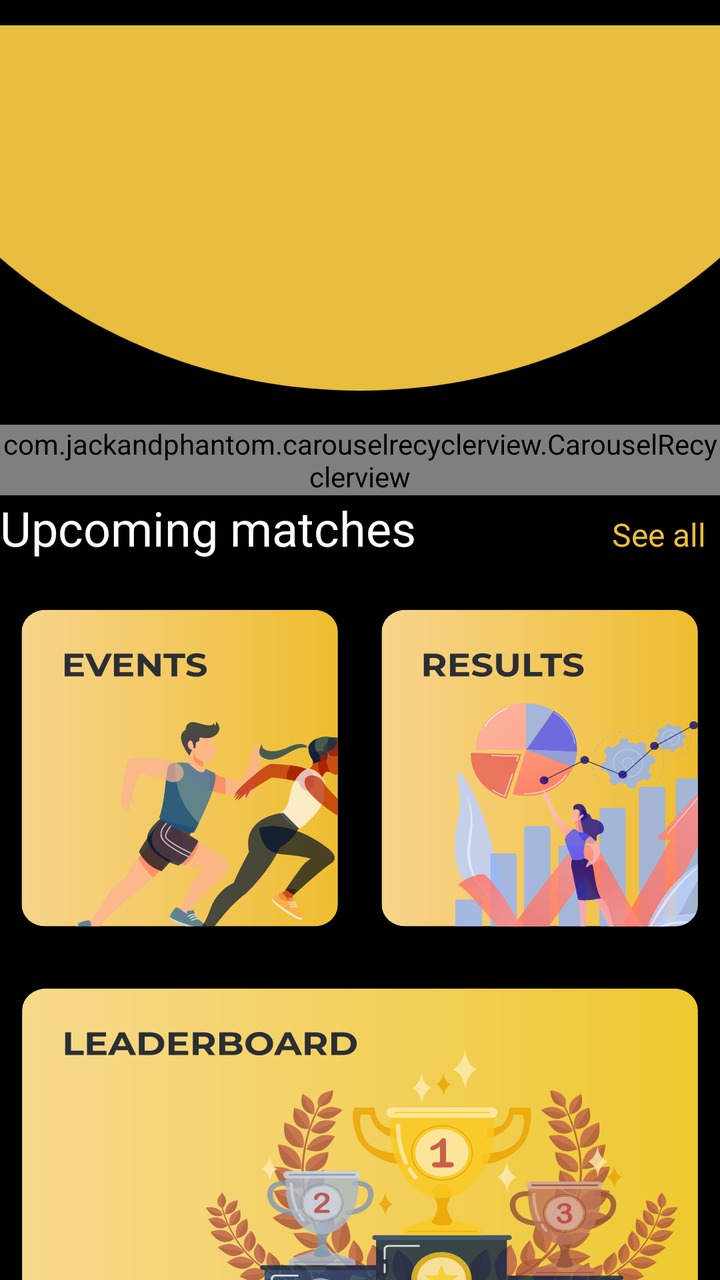
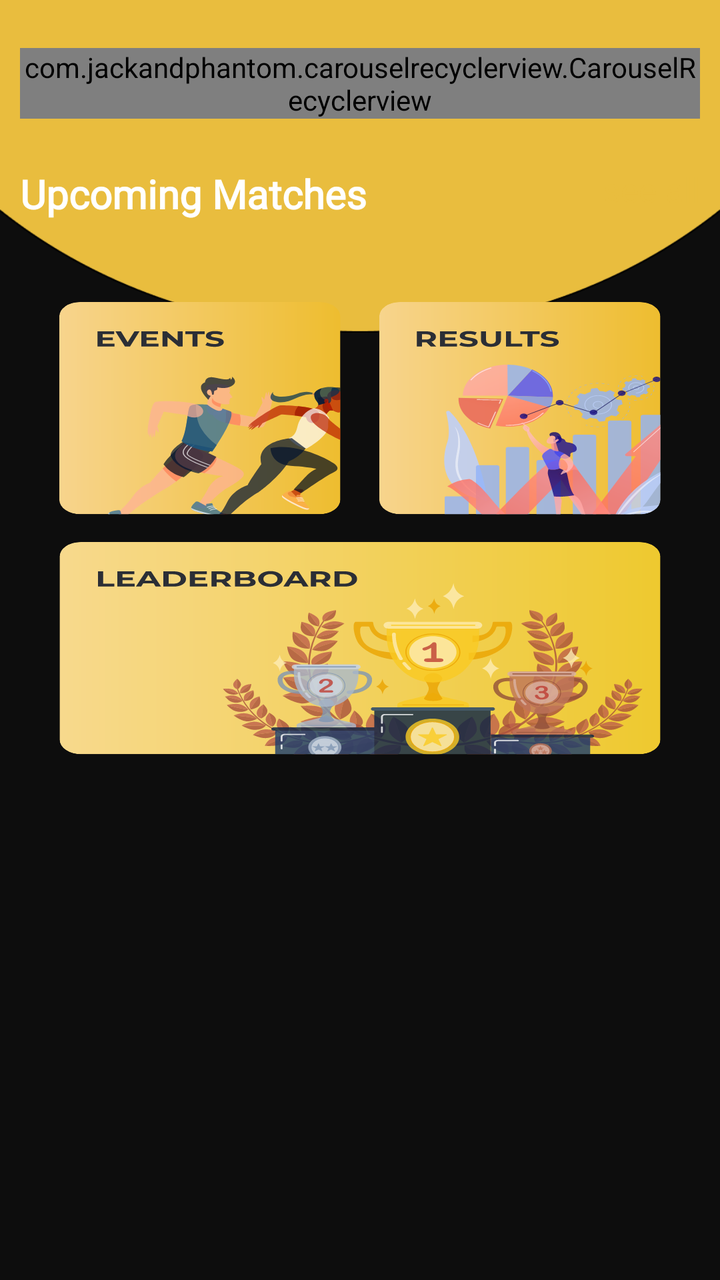

The first picture is an Android layout as it rendered before a commit; the second is the same layout after the commit. The layout source and the unified diff follow.
<!-- AndroidManifest.xml: application theme Theme.NavigationDrawer -->
<!-- res/layout/fragment_home.xml -->
<?xml version="1.0" encoding="utf-8"?>
<androidx.core.widget.NestedScrollView xmlns:android="http://schemas.android.com/apk/res/android"
    xmlns:app="http://schemas.android.com/apk/res-auto"
    xmlns:tools="http://schemas.android.com/tools"
    android:layout_width="match_parent"
    android:layout_height="match_parent"
    android:background="@color/black"
    tools:context=".Fragment.Home">

    <androidx.constraintlayout.widget.ConstraintLayout
        android:layout_width="match_parent"
        android:layout_height="wrap_content">

        <ImageView
            android:id="@+id/imageView11"
            android:layout_width="match_parent"
            android:layout_height="wrap_content"
            android:src="@drawable/ellipse_172__1_"
            app:layout_constraintEnd_toEndOf="parent"
            app:layout_constraintStart_toStartOf="parent"
            app:layout_constraintTop_toTopOf="parent" />

        <com.jackandphantom.carouselrecyclerview.CarouselRecyclerview
            android:id="@+id/live_match"
            android:layout_width="wrap_content"
            android:layout_height="wrap_content"
            android:layout_marginBottom="-40dp"
            app:layout_constraintBottom_toBottomOf="@+id/imageView11"
            app:layout_constraintEnd_toEndOf="parent"
            app:layout_constraintStart_toStartOf="parent" />

        <LinearLayout
            android:id="@+id/lay1"
            android:layout_width="match_parent"
            android:layout_height="wrap_content"
            android:orientation="horizontal"
            android:weightSum="1"
            app:layout_constraintEnd_toEndOf="parent"
            app:layout_constraintStart_toStartOf="parent"
            app:layout_constraintTop_toBottomOf="@id/live_match">

            <TextView
                android:layout_width="0dp"
                android:layout_height="wrap_content"
                android:layout_weight="0.85"
                android:text="Upcoming matches"
                android:textColor="@color/white"
                android:textSize="24sp"
                app:layout_constraintStart_toStartOf="parent"
                app:layout_constraintTop_toBottomOf="@id/live_match" />

            <TextView
                android:id="@+id/seeAllText"
                android:layout_width="0dp"
                android:layout_height="wrap_content"
                android:layout_weight="0.15"
                android:text="See all"
                android:textColor="#E9BD3E"
                android:textSize="16sp" />
        </LinearLayout>

        <androidx.recyclerview.widget.RecyclerView
            android:id="@+id/matchRV"
            android:layout_width="0dp"
            android:layout_height="wrap_content"
            android:orientation="horizontal"
            tools:listitem="@layout/layout_schedule"
            app:layout_constraintEnd_toEndOf="parent"
            app:layout_constraintStart_toStartOf="parent"
            app:layout_constraintTop_toBottomOf="@id/lay1" />

        <LinearLayout
            android:layout_width="0dp"
            android:layout_height="wrap_content"
            android:layout_marginTop="5dp"
            android:orientation="vertical"
            app:layout_constraintEnd_toEndOf="parent"
            app:layout_constraintStart_toStartOf="parent"
            app:layout_constraintTop_toBottomOf="@id/matchRV">

            <LinearLayout
                android:layout_width="match_parent"
                android:layout_height="wrap_content"
                android:orientation="horizontal"
                android:weightSum="1">

                <ImageView
                    android:id="@+id/events"
                    android:layout_width="0dp"
                    android:layout_height="wrap_content"
                    android:layout_weight="0.5"
                    android:src="@drawable/frame_289336_1" />

                <ImageView
                    android:id="@+id/results"
                    android:layout_width="0dp"
                    android:layout_height="wrap_content"
                    android:layout_weight="0.5"
                    android:src="@drawable/frame_289337_2x" />
            </LinearLayout>

            <ImageView
                android:id="@+id/leaderboard"
                android:layout_width="match_parent"
                android:layout_height="wrap_content"
                android:layout_marginTop="-10dp"
                android:src="@drawable/frame_289338" />
        </LinearLayout>
    </androidx.constraintlayout.widget.ConstraintLayout>
</androidx.core.widget.NestedScrollView>
<!-- res/layout/layout_schedule.xml (included above) -->
<?xml version="1.0" encoding="utf-8"?>
<androidx.constraintlayout.widget.ConstraintLayout xmlns:android="http://schemas.android.com/apk/res/android"
    xmlns:app="http://schemas.android.com/apk/res-auto"
    android:layout_width="match_parent"
    android:layout_height="wrap_content"
    android:layout_marginHorizontal="10dp"
    android:layout_marginVertical="10dp">

    <androidx.cardview.widget.CardView
        android:layout_width="0dp"
        android:layout_height="240dp"
        app:cardCornerRadius="15dp"
        app:cardElevation="5dp"
        app:cardBackgroundColor="#363636"
        app:layout_constraintEnd_toEndOf="parent"
        app:layout_constraintStart_toStartOf="parent"
        app:layout_constraintTop_toTopOf="parent">

        <LinearLayout
            android:layout_width="match_parent"
            android:layout_height="45dp"
            android:background="#FFD633"
            android:orientation="horizontal"
            android:padding="10dp"
            android:weightSum="1">

            <TextView
                android:id="@+id/matchName"
                android:layout_width="0dp"
                android:layout_height="wrap_content"
                android:layout_gravity="center_vertical"
                android:layout_weight="0.7"
                android:fontFamily="@font/poppins_semibold"
                android:text="Football match-1"
                android:textAllCaps="true"
                android:textColor="@color/black"
                android:textSize="20sp" />

            <com.airbnb.lottie.LottieAnimationView
                android:id="@+id/liveLottie"
                android:layout_width="0dp"
                android:layout_height="wrap_content"
                android:layout_gravity="center_vertical|end"
                android:layout_weight="0.3"
                android:visibility="invisible"
                app:lottie_autoPlay="true"
                app:lottie_loop="true"
                app:lottie_rawRes="@raw/live" />
        </LinearLayout>

        <LinearLayout
            android:layout_width="match_parent"
            android:layout_height="wrap_content"
            android:layout_marginTop="60dp"
            android:orientation="vertical">

            <TextView
                android:id="@+id/date"
                android:layout_width="match_parent"
                android:layout_height="wrap_content"
                android:fontFamily="@font/poppins_medium"
                android:gravity="center"
                android:text="4 Jan 2024"
                android:textColor="#959595"
                android:textSize="16sp" />

            <TextView
                android:id="@+id/time"
                android:layout_width="match_parent"
                android:layout_height="wrap_content"
                android:fontFamily="@font/poppins_medium"
                android:gravity="center"
                android:text="4:30 PM"
                android:textColor="#959595"
                android:textSize="16sp" />
        </LinearLayout>

        <LinearLayout
            android:layout_width="match_parent"
            android:layout_height="wrap_content"
            android:layout_marginTop="120dp"
            android:orientation="horizontal"
            android:weightSum="1">

            <LinearLayout
                android:layout_width="0dp"
                android:layout_height="wrap_content"
                android:layout_weight="0.4"
                android:orientation="vertical">

                <ImageView
                    android:id="@+id/clgImg1"
                    android:layout_width="match_parent"
                    android:layout_height="80dp"
                    android:scaleType="fitCenter"
                    android:src="@drawable/iiita" />

                <TextView
                    android:id="@+id/clgName1"
                    android:layout_width="match_parent"
                    android:layout_height="wrap_content"
                    android:layout_marginTop="5dp"
                    android:gravity="center"
                    android:text="IIITA"
                    android:textAllCaps="true"
                    android:textColor="@color/white" />
            </LinearLayout>


            <TextView
                android:layout_width="0dp"
                android:layout_height="wrap_content"
                android:layout_gravity="center_vertical"
                android:layout_weight="0.2"
                android:fontFamily="@font/poppins_medium"
                android:gravity="center"
                android:text="VS"
                android:textColor="#959595"
                android:textSize="16sp" />

            <LinearLayout
                android:layout_width="0dp"
                android:layout_height="wrap_content"
                android:layout_weight="0.4"
                android:orientation="vertical">

                <ImageView
                    android:id="@+id/clgImg2"
                    android:layout_width="match_parent"
                    android:layout_height="80dp"
                    android:scaleType="fitCenter"
                    android:src="@drawable/iiita" />

                <TextView
                    android:id="@+id/clgName2"
                    android:layout_width="match_parent"
                    android:layout_height="wrap_content"
                    android:layout_marginTop="5dp"
                    android:gravity="center"
                    android:text="IIITA"
                    android:textAllCaps="true"
                    android:textColor="@color/white" />
            </LinearLayout>

        </LinearLayout>

    </androidx.cardview.widget.CardView>

</androidx.constraintlayout.widget.ConstraintLayout>
<!-- resources referenced by this layout -->
<resources>
  <color name="black">#FF000000</color>
  <color name="white">#FFFFFFFF</color>
  <!-- drawable ellipse_172__1_ (drawable) -->
  <vector xmlns:android="http://schemas.android.com/apk/res/android"
      android:width="410dp"
      android:height="208dp"
      android:viewportWidth="390"
      android:viewportHeight="208">
    <path
        android:pathData="M195,-81m-289,0a289,289 0,1 1,578 0a289,289 0,1 1,-578 0"
        android:fillColor="#E9BD3E"/>
  </vector>
  <!-- drawable frame_289336_1: vector/xml drawable (drawable, 21163 chars, omitted) -->
  <!-- drawable frame_289337_2x: vector/xml drawable (drawable, 76880 chars, omitted) -->
  <!-- drawable frame_289338: vector/xml drawable (drawable, 129997 chars, omitted) -->
  <!-- drawable iiita: png bitmap (drawable, 3166 bytes) -->
  <style name="Theme.NavigationDrawer" parent="Theme.MaterialComponents.DayNight.NoActionBar">
          
          <item name="colorPrimary">#FFECA1</item>
          
      </style>
</resources>

<!-- the commit's change to res/layout/fragment_home.xml (unified diff, before → after) -->
@@ -1,260 +1,108 @@
 <?xml version="1.0" encoding="utf-8"?>
-<androidx.core.widget.NestedScrollView xmlns:android="http://schemas.android.com/apk/res/android"
+<androidx.constraintlayout.widget.ConstraintLayout
+    xmlns:android="http://schemas.android.com/apk/res/android"
     xmlns:app="http://schemas.android.com/apk/res-auto"
     xmlns:tools="http://schemas.android.com/tools"
     android:layout_width="match_parent"
     android:layout_height="match_parent"
-    android:background="@color/black"
+    android:background="@drawable/home_background"
     tools:context=".Fragment.Home">
 
-    <androidx.constraintlayout.widget.ConstraintLayout
+
+    <com.jackandphantom.carouselrecyclerview.CarouselRecyclerview
+        android:id="@+id/liveMatchRV"
+        android:layout_marginTop="24dp"
+        android:layout_marginHorizontal="10dp"
         android:layout_width="match_parent"
-        android:layout_height="wrap_content">
+        app:layout_constraintTop_toTopOf="parent"
+        android:layout_height="wrap_content"
+        tools:layout_editor_absoluteX="-16dp"
+        tools:layout_editor_absoluteY="94dp" />
 
-        <ImageView
-            android:id="@+id/imageView11"
+
+    <TextView
+        app:layout_constraintStart_toStartOf="parent"
+        android:layout_marginTop="24dp"
+        android:layout_marginStart="10dp"
+        app:layout_constraintTop_toBottomOf="@id/liveMatchRV"
+        android:id="@+id/upcommingMatchTextView"
+        android:layout_width="wrap_content"
+        android:layout_height="wrap_content"
+        android:fontFamily="@font/poppins_semibold"
+        android:text="Upcoming Matches"
+        android:textColor="@color/white"
+        android:textSize="20sp"
+        android:textStyle="bold"
+        tools:layout_editor_absoluteX="16dp"
+        tools:layout_editor_absoluteY="201dp" />
+
+    <TextView
+        app:layout_constraintEnd_toEndOf="parent"
+        android:layout_marginEnd="10dp"
+        android:layout_marginTop="24dp"
+        app:layout_constraintTop_toBottomOf="@id/liveMatchRV"
+        android:layout_width="wrap_content"
+        android:layout_height="wrap_content"
+        android:layout_below="@id/upcommingMatchTextView"
+        android:layout_alignParentEnd="true"
+        android:text="see all"
+        android:textColor="#E9BD3E"
+        android:textSize="17sp"
+        tools:layout_editor_absoluteX="346dp"
+        tools:layout_editor_absoluteY="201dp" />
+
+    <androidx.recyclerview.widget.RecyclerView
+        android:layout_marginHorizontal="10dp"
+        android:layout_marginTop="10dp"
+        app:layout_constraintStart_toStartOf="parent"
+        app:layout_constraintEnd_toEndOf="parent"
+        android:id="@+id/upcommingMatchsRV"
+        app:layout_constraintTop_toBottomOf="@id/upcommingMatchTextView"
+        android:layout_width="match_parent"
+        android:layout_height="wrap_content"
+        android:layout_below="@id/upcommingMatchTextView"
+        tools:layout_editor_absoluteX="16dp"
+        tools:layout_editor_absoluteY="292dp" />
+
+    <LinearLayout
+        app:layout_constraintTop_toBottomOf="@id/upcommingMatchsRV"
+            android:id="@+id/rr"
+        android:layout_marginTop="24dp"
+
             android:layout_width="match_parent"
             android:layout_height="wrap_content"
-            android:src="@drawable/ellipse_172__1_"
-            app:layout_constraintEnd_toEndOf="parent"
-            app:layout_constraintStart_toStartOf="parent"
-            app:layout_constraintTop_toTopOf="parent" />
-
-        <com.jackandphantom.carouselrecyclerview.CarouselRecyclerview
-            android:id="@+id/live_match"
-            android:layout_width="wrap_content"
-            android:layout_height="wrap_content"
-            android:layout_marginBottom="-40dp"
-            app:layout_constraintBottom_toBottomOf="@+id/imageView11"
-            app:layout_constraintEnd_toEndOf="parent"
-            app:layout_constraintStart_toStartOf="parent" />
-
-        <LinearLayout
-            android:id="@+id/lay1"
-            android:layout_width="match_parent"
-            android:layout_height="wrap_content"
-            android:orientation="horizontal"
-            android:weightSum="1"
-            app:layout_constraintEnd_toEndOf="parent"
-            app:layout_constraintStart_toStartOf="parent"
-            app:layout_constraintTop_toBottomOf="@id/live_match">
-
-            <TextView
-                android:layout_width="0dp"
-                android:layout_height="wrap_content"
-                android:layout_weight="0.85"
-                android:text="Upcoming matches"
-                android:textColor="@color/white"
-                android:textSize="24sp"
-                app:layout_constraintStart_toStartOf="parent"
-                app:layout_constraintTop_toBottomOf="@id/live_match" />
-
-            <TextView
-                android:id="@+id/seeAllText"
-                android:layout_width="0dp"
-                android:layout_height="wrap_content"
-                android:layout_weight="0.15"
-                android:text="See all"
-                android:textColor="#E9BD3E"
-                android:textSize="16sp" />
-        </LinearLayout>
-
-        <androidx.recyclerview.widget.RecyclerView
-            android:id="@+id/matchRV"
-            android:layout_width="0dp"
-            android:layout_height="wrap_content"
-            android:orientation="horizontal"
-            tools:listitem="@layout/layout_schedule"
-            app:layout_constraintEnd_toEndOf="parent"
-            app:layout_constraintStart_toStartOf="parent"
-            app:layout_constraintTop_toBottomOf="@id/lay1" />
-
-        <LinearLayout
-            android:layout_width="0dp"
-            android:layout_height="wrap_content"
-            android:layout_marginTop="5dp"
-            android:orientation="vertical"
-            app:layout_constraintEnd_toEndOf="parent"
-            app:layout_constraintStart_toStartOf="parent"
-            app:layout_constraintTop_toBottomOf="@id/matchRV">
+            android:orientation="vertical">
 
             <LinearLayout
+                android:id="@+id/ll"
                 android:layout_width="match_parent"
-                android:layout_height="wrap_content"
-                android:orientation="horizontal"
-                android:weightSum="1">
+                android:layout_height="120dp"
+                android:paddingHorizontal="20dp">
 
                 <ImageView
                     android:id="@+id/events"
-                    android:layout_width="0dp"
-                    android:layout_height="wrap_content"
+                    android:layout_width="match_parent"
+                    android:layout_height="match_parent"
                     android:layout_weight="0.5"
-                    android:src="@drawable/frame_289336_1" />
+                    android:scaleType="fitXY"
+                    android:src="@drawable/eventessvg" />
 
                 <ImageView
                     android:id="@+id/results"
-                    android:layout_width="0dp"
-                    android:layout_height="wrap_content"
+                    android:layout_width="match_parent"
+                    android:layout_height="match_parent"
                     android:layout_weight="0.5"
-                    android:src="@drawable/frame_289337_2x" />
+                    android:scaleType="fitXY"
+                    android:src="@drawable/resultsvg" />
             </LinearLayout>
 
             <ImageView
                 android:id="@+id/leaderboard"
                 android:layout_width="match_parent"
-                android:layout_height="wrap_content"
-                android:layout_marginTop="-10dp"
-                android:src="@drawable/frame_289338" />
+                android:layout_height="120dp"
+                android:layout_below="@id/ll"
+                android:paddingHorizontal="20dp"
+                android:scaleType="fitXY"
+                android:src="@drawable/leaderboardsvg" />
         </LinearLayout>
-    </androidx.constraintlayout.widget.ConstraintLayout>
-</androidx.core.widget.NestedScrollView>
-<!-- res/layout/layout_schedule.xml (included above) -->
-<?xml version="1.0" encoding="utf-8"?>
-<androidx.constraintlayout.widget.ConstraintLayout xmlns:android="http://schemas.android.com/apk/res/android"
-    xmlns:app="http://schemas.android.com/apk/res-auto"
-    android:layout_width="match_parent"
-    android:layout_height="wrap_content"
-    android:layout_marginHorizontal="10dp"
-    android:layout_marginVertical="10dp">
-
-    <androidx.cardview.widget.CardView
-        android:layout_width="0dp"
-        android:layout_height="240dp"
-        app:cardCornerRadius="15dp"
-        app:cardElevation="5dp"
-        app:cardBackgroundColor="#363636"
-        app:layout_constraintEnd_toEndOf="parent"
-        app:layout_constraintStart_toStartOf="parent"
-        app:layout_constraintTop_toTopOf="parent">
-
-        <LinearLayout
-            android:layout_width="match_parent"
-            android:layout_height="45dp"
-            android:background="#FFD633"
-            android:orientation="horizontal"
-            android:padding="10dp"
-            android:weightSum="1">
-
-            <TextView
-                android:id="@+id/matchName"
-                android:layout_width="0dp"
-                android:layout_height="wrap_content"
-                android:layout_gravity="center_vertical"
-                android:layout_weight="0.7"
-                android:fontFamily="@font/poppins_semibold"
-                android:text="Football match-1"
-                android:textAllCaps="true"
-                android:textColor="@color/black"
-                android:textSize="20sp" />
-
-            <com.airbnb.lottie.LottieAnimationView
-                android:id="@+id/liveLottie"
-                android:layout_width="0dp"
-                android:layout_height="wrap_content"
-                android:layout_gravity="center_vertical|end"
-                android:layout_weight="0.3"
-                android:visibility="invisible"
-                app:lottie_autoPlay="true"
-                app:lottie_loop="true"
-                app:lottie_rawRes="@raw/live" />
-        </LinearLayout>
-
-        <LinearLayout
-            android:layout_width="match_parent"
-            android:layout_height="wrap_content"
-            android:layout_marginTop="60dp"
-            android:orientation="vertical">
-
-            <TextView
-                android:id="@+id/date"
-                android:layout_width="match_parent"
-                android:layout_height="wrap_content"
-                android:fontFamily="@font/poppins_medium"
-                android:gravity="center"
-                android:text="4 Jan 2024"
-                android:textColor="#959595"
-                android:textSize="16sp" />
-
-            <TextView
-                android:id="@+id/time"
-                android:layout_width="match_parent"
-                android:layout_height="wrap_content"
-                android:fontFamily="@font/poppins_medium"
-                android:gravity="center"
-                android:text="4:30 PM"
-                android:textColor="#959595"
-                android:textSize="16sp" />
-        </LinearLayout>
-
-        <LinearLayout
-            android:layout_width="match_parent"
-            android:layout_height="wrap_content"
-            android:layout_marginTop="120dp"
-            android:orientation="horizontal"
-            android:weightSum="1">
-
-            <LinearLayout
-                android:layout_width="0dp"
-                android:layout_height="wrap_content"
-                android:layout_weight="0.4"
-                android:orientation="vertical">
-
-                <ImageView
-                    android:id="@+id/clgImg1"
-                    android:layout_width="match_parent"
-                    android:layout_height="80dp"
-                    android:scaleType="fitCenter"
-                    android:src="@drawable/iiita" />
-
-                <TextView
-                    android:id="@+id/clgName1"
-                    android:layout_width="match_parent"
-                    android:layout_height="wrap_content"
-                    android:layout_marginTop="5dp"
-                    android:gravity="center"
-                    android:text="IIITA"
-                    android:textAllCaps="true"
-                    android:textColor="@color/white" />
-            </LinearLayout>
-
-
-            <TextView
-                android:layout_width="0dp"
-                android:layout_height="wrap_content"
-                android:layout_gravity="center_vertical"
-                android:layout_weight="0.2"
-                android:fontFamily="@font/poppins_medium"
-                android:gravity="center"
-                android:text="VS"
-                android:textColor="#959595"
-                android:textSize="16sp" />
-
-            <LinearLayout
-                android:layout_width="0dp"
-                android:layout_height="wrap_content"
-                android:layout_weight="0.4"
-                android:orientation="vertical">
-
-                <ImageView
-                    android:id="@+id/clgImg2"
-                    android:layout_width="match_parent"
-                    android:layout_height="80dp"
-                    android:scaleType="fitCenter"
-                    android:src="@drawable/iiita" />
-
-                <TextView
-                    android:id="@+id/clgName2"
-                    android:layout_width="match_parent"
-                    android:layout_height="wrap_content"
-                    android:layout_marginTop="5dp"
-                    android:gravity="center"
-                    android:text="IIITA"
-                    android:textAllCaps="true"
-                    android:textColor="@color/white" />
-            </LinearLayout>
-
-        </LinearLayout>
-
-    </androidx.cardview.widget.CardView>
-
 </androidx.constraintlayout.widget.ConstraintLayout>
<!-- resource entries referenced after the edit -->
@@ -1,21 +1,10 @@
 <!-- resources referenced by this layout -->
 <resources>
-  <color name="black">#FF000000</color>
   <color name="white">#FFFFFFFF</color>
-  <!-- drawable ellipse_172__1_ (drawable) -->
-  <vector xmlns:android="http://schemas.android.com/apk/res/android"
-      android:width="410dp"
-      android:height="208dp"
-      android:viewportWidth="390"
-      android:viewportHeight="208">
-    <path
-        android:pathData="M195,-81m-289,0a289,289 0,1 1,578 0a289,289 0,1 1,-578 0"
-        android:fillColor="#E9BD3E"/>
-  </vector>
-  <!-- drawable frame_289336_1: vector/xml drawable (drawable, 21163 chars, omitted) -->
-  <!-- drawable frame_289337_2x: vector/xml drawable (drawable, 76880 chars, omitted) -->
-  <!-- drawable frame_289338: vector/xml drawable (drawable, 129997 chars, omitted) -->
-  <!-- drawable iiita: png bitmap (drawable, 3166 bytes) -->
+  <!-- drawable eventessvg: vector/xml drawable (drawable, 21164 chars, omitted) -->
+  <!-- drawable home_background: png bitmap (drawable, 12299 bytes) -->
+  <!-- drawable leaderboardsvg: vector/xml drawable (drawable, 129996 chars, omitted) -->
+  <!-- drawable resultsvg: vector/xml drawable (drawable, 76865 chars, omitted) -->
   <style name="Theme.NavigationDrawer" parent="Theme.MaterialComponents.DayNight.NoActionBar">
           
           <item name="colorPrimary">#FFECA1</item>
